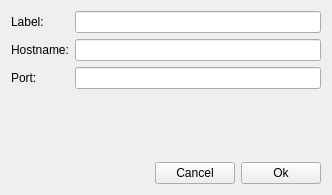
First picture: the form in control/client/createconnectionwidget.ui, repository greghaynes/pdx-rov, before the edit.
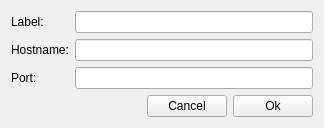
Second picture: the form after the edit.

```diff
--- a/control/client/createconnectionwidget.ui
+++ b/control/client/createconnectionwidget.ui
@@ -6,8 +6,8 @@
    <rect>
     <x>0</x>
     <y>0</y>
-    <width>332</width>
-    <height>195</height>
+    <width>324</width>
+    <height>125</height>
    </rect>
   </property>
   <property name="windowTitle">
```
Left out of the diff: 7 changed lines with no effect on the pictures.
